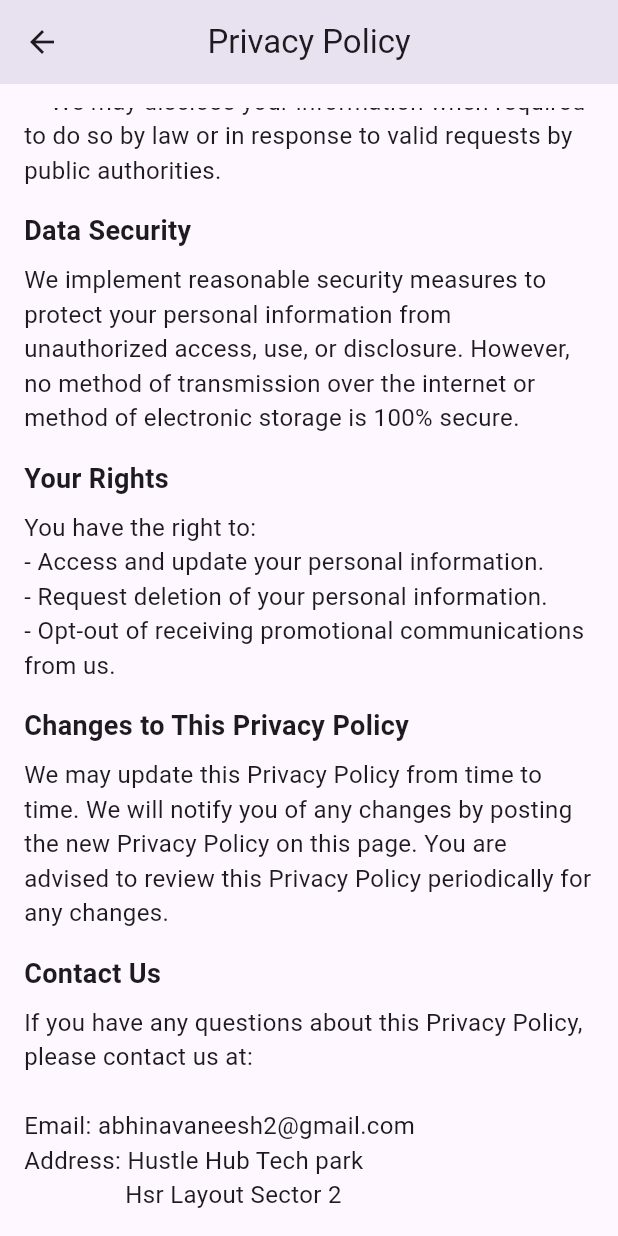
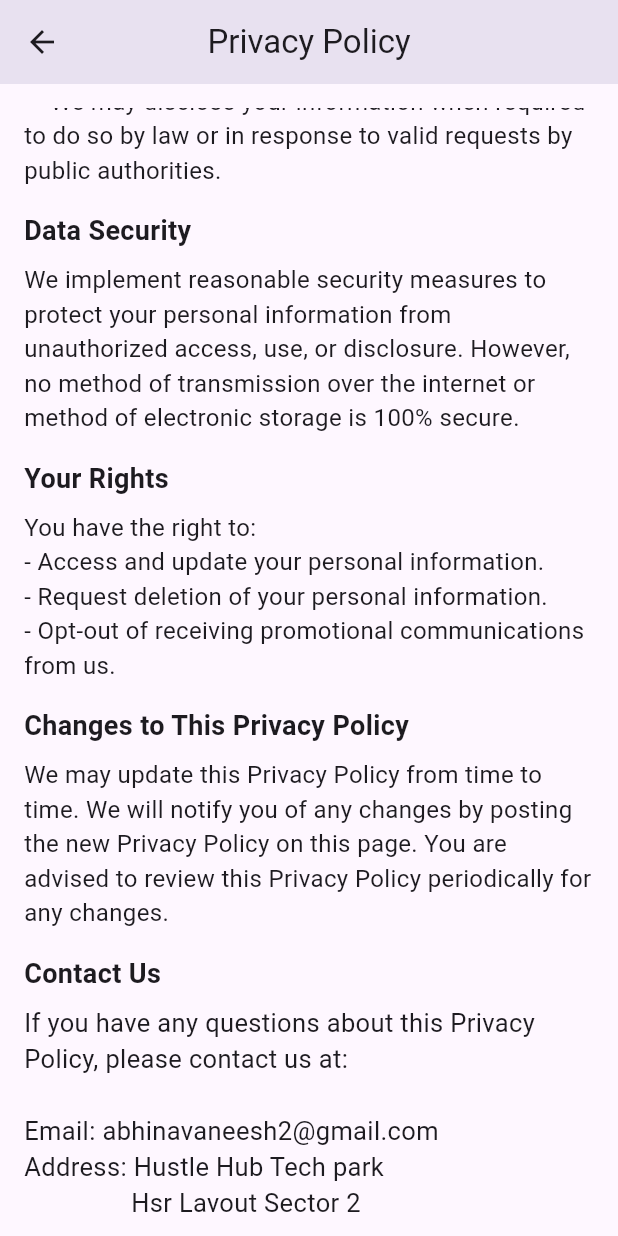
Before and after one commit to abiinavvv/RecipeMe-App, a Flutter app: the PrivacyPolicyScreen screen opened directly, scrolled down 1354 dp, on a phone screen of 412 x 824 dp. Run offline on Flutter 3.47's test engine with Material 3 defaults, Android fonts, the phone set to English and light mode, and no system bars; our stand-ins replace cached_network_image, curved_navigation_bar, hive, hive_flutter, image_picker, shared_preferences and 1 more; accounts and stored records are empty; network calls fail.

Commit message:
second version

```diff
--- a/lib/screens/privacy_policy_screen.dart
+++ b/lib/screens/privacy_policy_screen.dart
@@ -127,7 +127,7 @@ class PrivacyPolicyScreen extends StatelessWidget {
                 'Email: abhinavaneesh2@gmail.com\n'
                 '''Address: Hustle Hub Tech park
                 Hsr Layout Sector 2''',
-                style: TextStyle(fontSize: 16),
+                style: TextStyle(fontSize: 17),
               ),
             ],
           ),
```
